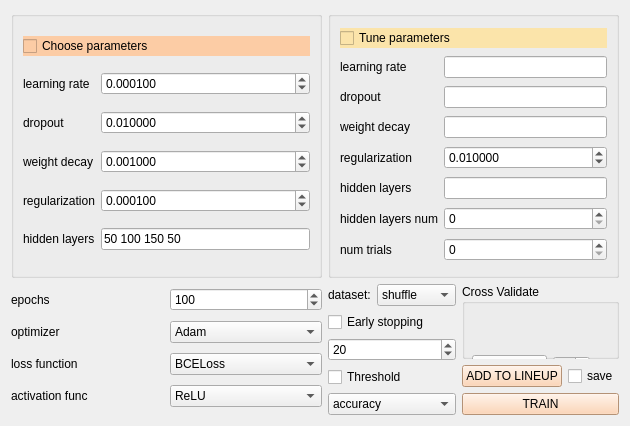
Above: qt/torch_classfier.ui from idergunoff/geovel_1.0 before the change. Below: the same form after it.
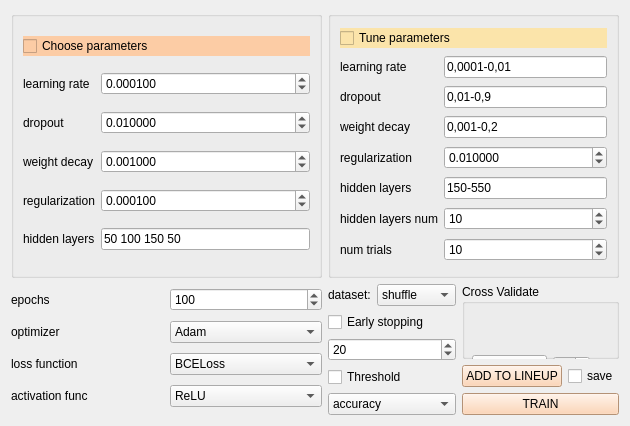
That is the form after the change.

Commit message: torch regression optuna hyperparameters

The edit to the form file:
```diff
--- a/qt/torch_classfier.ui
+++ b/qt/torch_classfier.ui
@@ -191,6 +191,9 @@
         <property name="toolTip">
          <string>Этот параметр контролирует размер шага, с которым обновляются веса модели во время обучения. Более высокая скорость обучения может привести к более быстрой сходимости, но также может вызвать перепрыгивание через оптимальное решение.</string>
         </property>
+        <property name="text">
+         <string>0,0001-0,01</string>
+        </property>
        </widget>
       </item>
       <item row="2" column="0">
@@ -208,6 +211,9 @@
         <property name="toolTip">
          <string>Это техника регуляризации, используемая для предотвращения переобучения. Она случайным образом отключает (обнуляет) определенный процент входных данных слоя во время обучения, делая модель более устойчивой.</string>
         </property>
+        <property name="text">
+         <string>0,01-0,9</string>
+        </property>
        </widget>
       </item>
       <item row="3" column="0">
@@ -225,6 +231,9 @@
         <property name="toolTip">
          <string>&lt;html&gt;&lt;head/&gt;&lt;body&gt;&lt;p&gt;L2-регуляризация - добавляет штраф к функции потерь, побуждая модель изучать более мелкие веса и снижая риск переобучения.&lt;/p&gt;&lt;/body&gt;&lt;/html&gt;</string>
         </property>
+        <property name="text">
+         <string>0,001-0,2</string>
+        </property>
        </widget>
       </item>
       <item row="4" column="0">
@@ -261,7 +270,11 @@
        </widget>
       </item>
       <item row="5" column="1">
-       <widget class="QLineEdit" name="lineEdit_tune_layers"/>
+       <widget class="QLineEdit" name="lineEdit_tune_layers">
+        <property name="text">
+         <string>150-550</string>
+        </property>
+       </widget>
       </item>
       <item row="6" column="0">
        <widget class="QLabel" name="label_15">
@@ -271,7 +284,11 @@
        </widget>
       </item>
       <item row="6" column="1">
-       <widget class="QSpinBox" name="spinBox_layers_num"/>
+       <widget class="QSpinBox" name="spinBox_layers_num">
+        <property name="value">
+         <number>10</number>
+        </property>
+       </widget>
       </item>
       <item row="7" column="0">
        <widget class="QLabel" name="label_16">
@@ -284,7 +301,11 @@
        </widget>
       </item>
       <item row="7" column="1">
-       <widget class="QSpinBox" name="spinBox_trials"/>
+       <widget class="QSpinBox" name="spinBox_trials">
+        <property name="value">
+         <number>10</number>
+        </property>
+       </widget>
       </item>
      </layout>
     </widget>
```
The commit also changes 5 other files.
